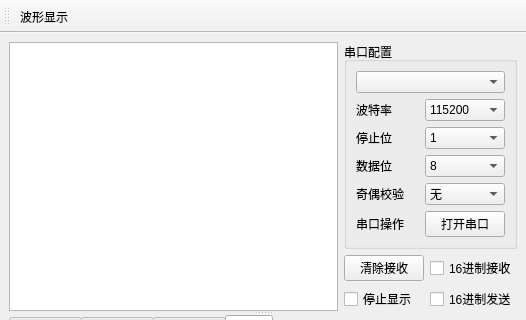
Old version of the form mainwindow.ui in the repository gropery/Qt_QSerialPort_QCustomPlot; both pictures show x 0 to 526 and y 0 to 320 of the 526 by 555 pixel window.
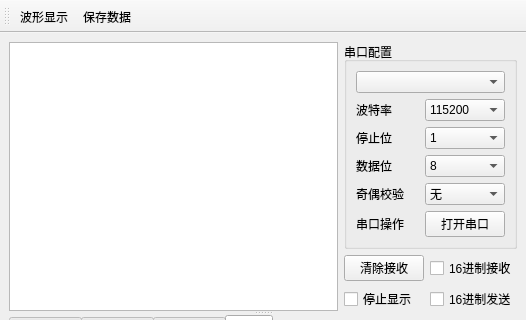
New version of the form. Custom widgets are drawn as their Qt base class.

Commit message: 添加保存波形数据至CSV文件，添加截图Plot区域为PNG图片功能

```diff
--- a/mainwindow.ui
+++ b/mainwindow.ui
@@ -945,6 +945,7 @@
     <bool>false</bool>
    </attribute>
    <addaction name="actionPlotShow"/>
+   <addaction name="actionSaveCsv"/>
   </widget>
   <action name="actionPlotShow">
    <property name="text">
@@ -957,6 +958,14 @@
     <bool>true</bool>
    </property>
   </action>
+  <action name="actionSaveCsv">
+   <property name="checkable">
+    <bool>true</bool>
+   </property>
+   <property name="text">
+    <string>保存数据</string>
+   </property>
+  </action>
  </widget>
  <customwidgets>
   <customwidget>
```
The commit also changes 6 other files.
